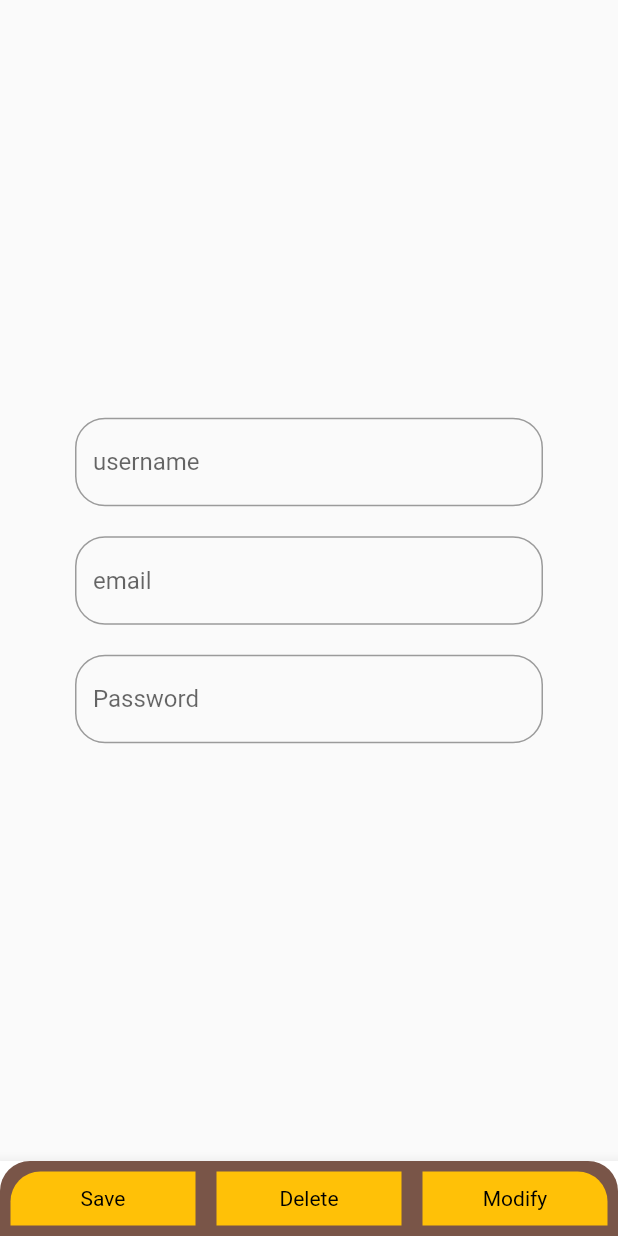
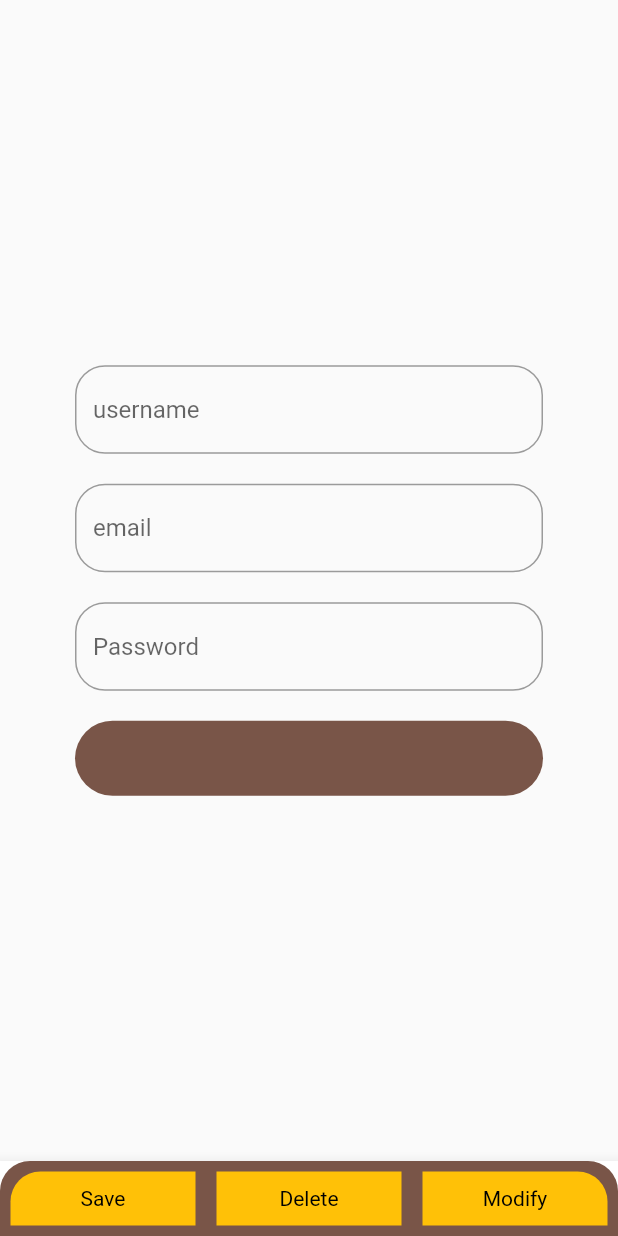
Before and after one commit to arunktaria/todoapp, a Flutter app: the screen it shows after launch, on a phone screen of 412 x 824 dp. Run offline on Flutter 3.47's test engine with Material 2 defaults, Android fonts, the phone set to English and light mode, and no system bars; our stand-ins replace bloc, equatable, flutter_bloc, fluttertoast, get, hive and 4 more; accounts and stored records are empty.

Commit message:
added hiveDatabase done with string

```diff
--- /dev/null
+++ b/lib/HiveDatabase/HiveDatabaseHelperController.dart
@@ -0,0 +1,63 @@
+
+
+import 'dart:io';
+import 'dart:math';
+
+import 'package:get/get.dart';
+import 'package:hive/hive.dart';
+import 'package:path_provider/path_provider.dart';
+
+class HiveDatabaseHelperController extends GetxController{
+
+  static HiveDatabaseHelperController? instance=HiveDatabaseHelperController.initialize();
+
+  BoxCollection? boxCollection;
+  CollectionBox<dynamic>? userCollectionBox;
+
+  factory HiveDatabaseHelperController()
+  {
+    return instance!;
+  }
+
+  HiveDatabaseHelperController.initialize()
+  {
+    print("initiaze singltone");
+    setupDatabase();
+  }
+
+  setupDatabase() async
+  {
+    Directory appDocDirectory = await getApplicationDocumentsDirectory();
+    var dirPath="";
+    new Directory(appDocDirectory.path+'/'+'dir').create(recursive: true).then((Directory directory) {
+      print('Path of New Dir: '+directory.path);
+      dirPath=directory.path;
+      print("setupDatabase dir $dirPath");
+      initializeDatabaseDir(dirPath);
+
+    });
+
+
+    print("initialize");
+  }
+
+  initializeDatabaseDir(String dirPath)async
+  {
+    boxCollection=await BoxCollection.open("db_todo", {'user'},path: dirPath);
+    userCollectionBox=await boxCollection?.openBox("user");
+  }
+
+  insertUsername(String value) async
+  {
+    await userCollectionBox?.put('username',value);
+    print("insertUsername");
+    getUsername();
+  }
+
+  getUsername()async{
+    var txt=await userCollectionBox?.get("username");
+    print("email is from database $txt");
+    return txt;
+  }
+
+}
--- a/lib/HiveDatabase/HiveTesterPage.dart
+++ b/lib/HiveDatabase/HiveTesterPage.dart
@@ -1,5 +1,7 @@
 import 'package:flutter/material.dart';
+import 'package:flutter_bloc/flutter_bloc.dart';
 import 'package:todoapp/AppExt.dart';
+import 'package:todoapp/HiveDatabase/HiveDatabaseHelperController.dart';
 
 class HiveTesterPage extends StatefulWidget {
   const HiveTesterPage({Key? key}) : super(key: key);
@@ -8,14 +10,51 @@ class HiveTesterPage extends StatefulWidget {
   State<HiveTesterPage> createState() => _HiveTesterPageState();
 }
 
+String? mUsername;
+String? mEmail;
+String? mPassword;
+
 class _HiveTesterPageState extends State<HiveTesterPage> {
+
+  HiveDatabaseHelperController? hiveController = HiveDatabaseHelperController();
+
   @override
   Widget build(BuildContext context) {
     return Scaffold(
-      bottomNavigationBar: BottomAppBar(child: Container(width: double.infinity,height: 50,child: Container(decoration: getBoxDecorationRoundedOnlytop(20, Colors.brown),child:  Row(children: [
-        Expanded(child: Container(decoration: getBoxDecorationRoundedOnlyTopLeft(20, Colors.amber),margin: EdgeInsets.all(7),height:double.infinity,width:double.infinity ,child: Text("Save",style: TextStyle(color: Colors.black),),alignment: Alignment.center,)),
-        Expanded(child: Container(color: Colors.amber,margin: EdgeInsets.all(7),height:double.infinity,width:double.infinity ,child: Text("Delete",style: TextStyle(color: Colors.black),),alignment: Alignment.center)),
-        Expanded(child: Container(decoration: getBoxDecorationRoundedOnlyTopRight(20, Colors.amber),margin: EdgeInsets.all(7),height:double.infinity,width:double.infinity ,child: Text("Modify",style: TextStyle(color: Colors.black),),alignment: Alignment.center,)),
+      bottomNavigationBar: BottomAppBar(child: Container(width: double.infinity,
+        height: 50,
+        child: Container(
+          decoration: getBoxDecorationRoundedOnlytop(20, Colors.brown),
+          child: Row(children: [
+            Container(child:
+            Expanded(child: InkWell(onTap: (){
+              getUsername();
+            },child: Container(
+              decoration: getBoxDecorationRoundedOnlyTopLeft(20, Colors.amber),
+              margin: EdgeInsets.all(7),
+              height: double.infinity,
+              width: double.infinity,
+              child: Text("Save", style: TextStyle(color: Colors.black),),
+              alignment: Alignment.center,)
+            )
+      )
+              ,)
+            ,
+            Expanded(child: Container(color: Colors.amber,
+                margin: EdgeInsets.all(7),
+                height: double.infinity,
+                width: double.infinity,
+                child: Text("Delete", style: TextStyle(color: Colors.black),),
+                alignment: Alignment.center)),
+
+            Expanded(child: Container(
+              decoration: getBoxDecorationRoundedOnlyTopRight(20, Colors.amber),
+              margin: EdgeInsets.all(7),
+              height: double.infinity,
+              width: double.infinity,
+              child: Text("Modify", style: TextStyle(color: Colors.black),),
+              alignment: Alignment.center,)),
+
           ],
             mainAxisAlignment: MainAxisAlignment.spaceEvenly,
           ),
@@ -23,17 +62,53 @@ class _HiveTesterPageState extends State<HiveTesterPage> {
       )
         ,),
       body: Container(
-        child: Container(width: double.infinity,height: double.infinity,
+        child: Container(width: double.infinity, height: double.infinity,
           child: Column(children: [
-          TextField(decoration: getEditFieldDecoration("username"),),
+            TextField(decoration: getEditFieldDecoration("username"),
+              onChanged: (username) {
+                mUsername = username;
+              },),
             SizedBox(height: 20,),
-          TextField(decoration: getEditFieldDecoration("email"),),
+            TextField(
+              decoration: getEditFieldDecoration("email"), onChanged: (email) {
+              mEmail = email;
+            },),
             SizedBox(height: 20,),
-          TextField(decoration: getEditFieldDecoration("Password"),),
-        ],mainAxisAlignment: MainAxisAlignment.center,
+            TextField(decoration: getEditFieldDecoration("Password"),
+              onChanged: (password) {
+                mPassword = password;
+              },), SizedBox(height: 20,),
+            InkWell(child: SizedBox(height: 50,
+              width: double.infinity,
+              child: Container(
+                decoration: getBoxDecorationRounded(50, Colors.brown),),),
+              onTap: () {
+                print("email $mEmail username $mUsername password $mPassword");
+                saveDataToHive();
+              },)
+            ,
+          ], mainAxisAlignment: MainAxisAlignment.center,
           ),
         ),
         margin: EdgeInsets.all(50),),
     );
   }
+
+  saveDataToHive() {
+    print("saving data to hive");
+    if (hiveController != null) {
+      print("hive not null savedatatohive");
+    } else {
+      print("hive null savedatatohive");
     }
+
+    hiveController?.insertUsername(mUsername!);
+  }
+
+  getUsername() async
+  {
+    var uname = await hiveController?.getUsername();
+    print("username is $uname");
+  }
+
+}
--- a/pubspec.yaml
+++ b/pubspec.yaml
@@ -31,9 +31,10 @@ environment:
 dependencies:
   flutter:
     sdk: flutter
-  path_provider:
+  path_provider: ^2.0.14
   image_picker: ^0.8.6+4
   internet_connection_checker: ^1.0.0+1
+
 
   # The following adds the Cupertino Icons font to your application.
   # Use with the CupertinoIcons class for iOS style icons.
@@ -46,6 +47,7 @@ dependencies:
   shared_preferences: ^2.0.18
   fluttertoast: ^8.1.1
   hive: ^2.2.3
+
 
 
 
```
Also changed, not shown: lib/SharedPreferenceHelper.dart (+7 -8 lines), pubspec.lock, 1 other file. Lines whose indentation alone changed are shown as unchanged.
